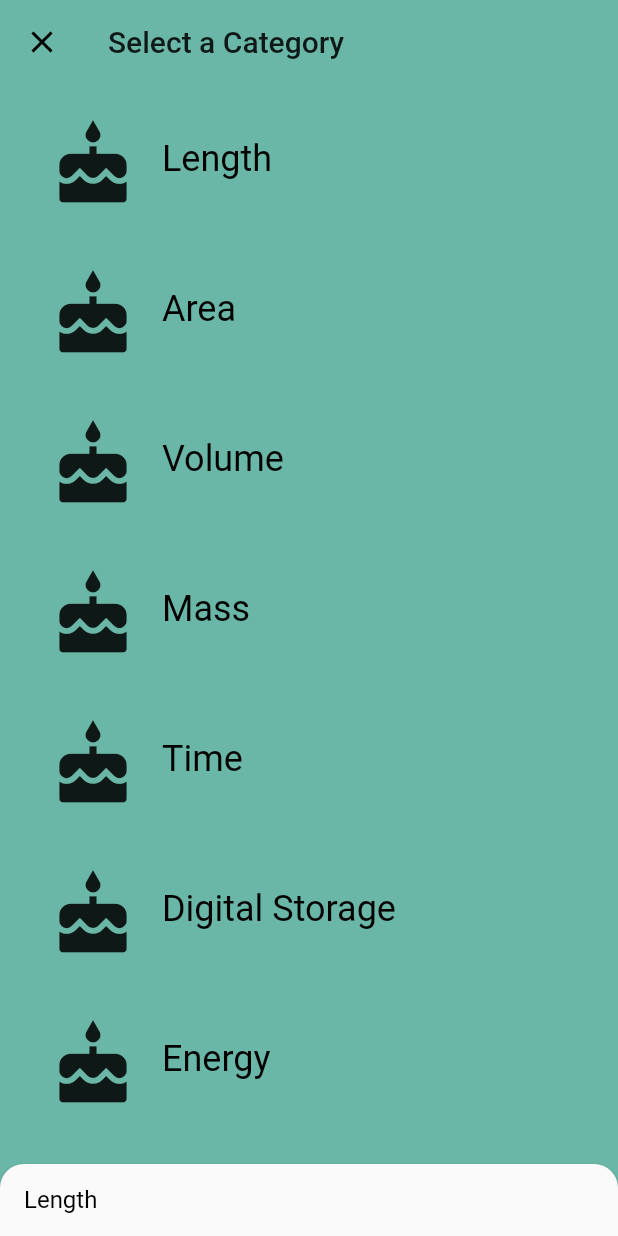
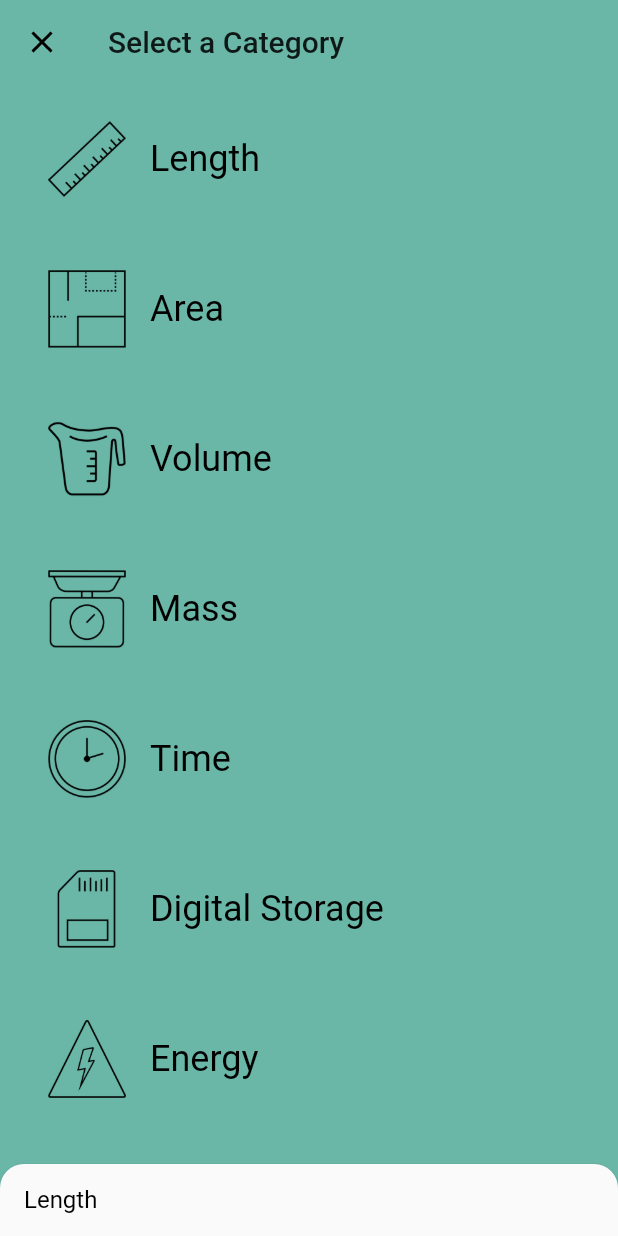
Before and after one commit to davechao/unit_converter_app, a Flutter app: the screen it shows after launch, on a phone screen of 412 x 824 dp. Run offline on Flutter 3.47's test engine with Material 2 defaults, Android fonts, the phone set to English and light mode, and no system bars.

Commit message:
relpace icon

```diff
--- a/lib/category.dart
+++ b/lib/category.dart
@@ -6,7 +6,7 @@ class Category {
   final String name;
   final ColorSwatch color;
   final List<Unit> units;
-  final IconData iconLocation;
+  final String iconLocation;
 
   const Category({
     @required this.name,
--- a/lib/category_tile.dart
+++ b/lib/category_item.dart
@@ -5,11 +5,11 @@ import 'package:unit_converter_app/category.dart';
 const _rowHeight = 100.0;
 final _borderRadius = BorderRadius.circular(_rowHeight / 2);
 
-class CategoryTile extends StatelessWidget {
+class CategoryItem extends StatelessWidget {
   final Category category;
   final ValueChanged<Category> onTap;
 
-  const CategoryTile({
+  const CategoryItem({
     Key key,
     @required this.category,
     @required this.onTap,
@@ -35,10 +35,7 @@ class CategoryTile extends StatelessWidget {
               children: [
                 Padding(
                   padding: EdgeInsets.all(16.0),
-                  child: Icon(
-                    category.iconLocation,
-                    size: 60.0,
-                  ),
+                  child: Image.asset(category.iconLocation),
                 ),
                 Center(
                   child: Text(
--- a/lib/category_list.dart
+++ b/lib/category_list.dart
@@ -3,7 +3,7 @@ import 'dart:convert';
 import 'package:flutter/material.dart';
 import 'package:unit_converter_app/backdrop.dart';
 import 'package:unit_converter_app/category.dart';
-import 'package:unit_converter_app/category_tile.dart';
+import 'package:unit_converter_app/category_item.dart';
 import 'package:unit_converter_app/unit.dart';
 import 'package:unit_converter_app/unit_converter.dart';
 
@@ -29,6 +29,17 @@ class _CategoryListState extends State<CategoryList> {
     'Digital Storage',
     'Energy',
     'Currency',
+  ];
+
+  static const _icons = <String>[
+    'assets/icons/length.png',
+    'assets/icons/area.png',
+    'assets/icons/volume.png',
+    'assets/icons/mass.png',
+    'assets/icons/time.png',
+    'assets/icons/digital_storage.png',
+    'assets/icons/power.png',
+    'assets/icons/currency.png',
   ];
 
   static const _categoryColors = <ColorSwatch>[
@@ -77,7 +88,7 @@ class _CategoryListState extends State<CategoryList> {
     if (deviceOrientation == Orientation.portrait) {
       return ListView.builder(
         itemBuilder: (BuildContext context, int index) {
-          return CategoryTile(
+          return CategoryItem(
             category: _categories[index],
             onTap: _onCategoryTap,
           );
@@ -89,7 +100,7 @@ class _CategoryListState extends State<CategoryList> {
         crossAxisCount: 2,
         childAspectRatio: 3.0,
         children: _categories.map((Category c) {
-          return CategoryTile(
+          return CategoryItem(
             category: c,
             onTap: _onCategoryTap,
           );
@@ -113,7 +124,7 @@ class _CategoryListState extends State<CategoryList> {
         name: key,
         units: units,
         color: _categoryColors[categoryIndex],
-        iconLocation: Icons.cake,
+        iconLocation: _icons[categoryIndex],
       );
       setState(() {
         if (categoryIndex == 0) {
```
